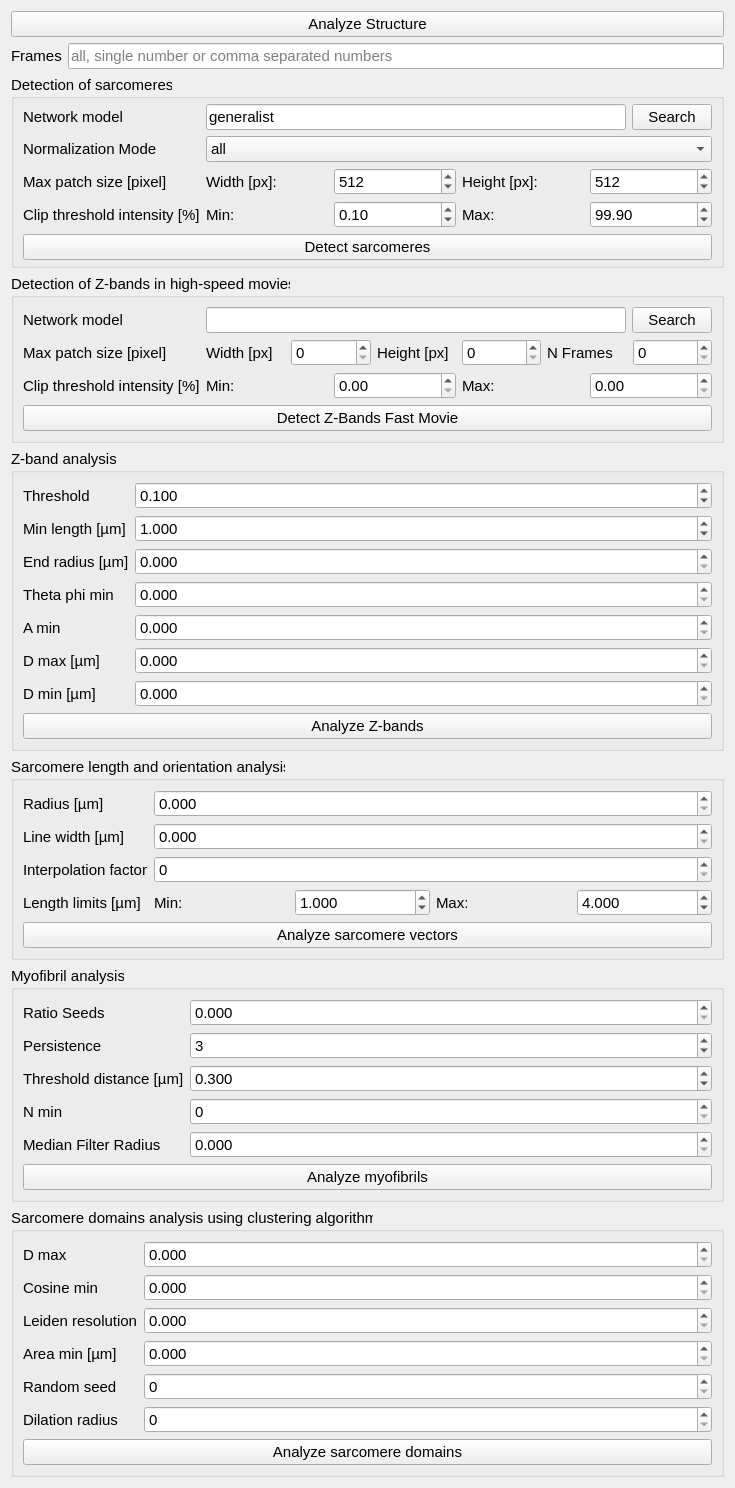
Before: the Qt Designer form sarcasm_app/ui-files/parameters_structure_analysis.ui in danihae/SarcAsM, drawn with Qt 5.
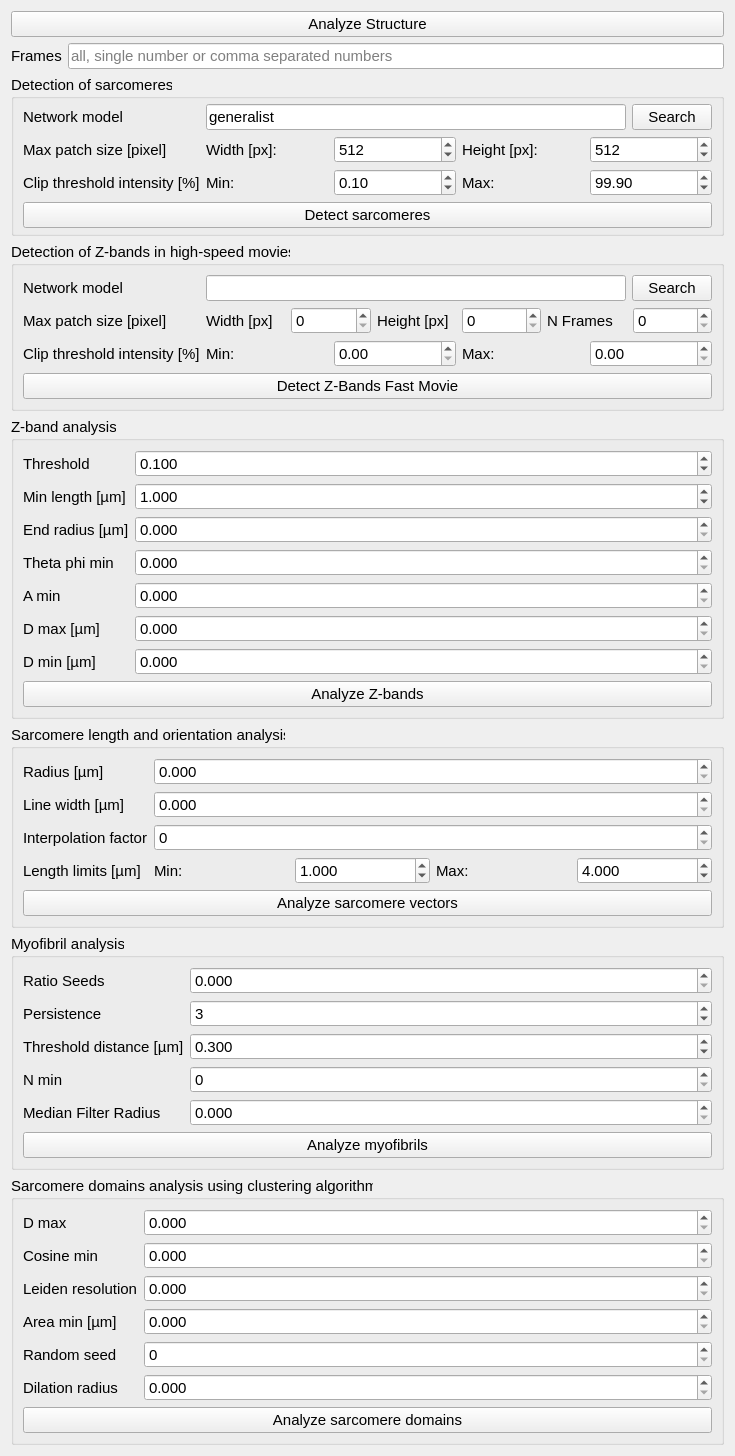
After: the same form once the commit is applied.

Commit message: update ui file remove normalization mode from ui change locale to en_us

Diff of the .ui file:
```diff
--- a/sarcasm_app/ui-files/parameters_structure_analysis.ui
+++ b/sarcasm_app/ui-files/parameters_structure_analysis.ui
@@ -7,7 +7,7 @@
     <x>0</x>
     <y>0</y>
     <width>735</width>
-    <height>1331</height>
+    <height>1380</height>
    </rect>
   </property>
   <property name="windowTitle">
@@ -92,82 +92,6 @@
         </property>
        </widget>
       </item>
-      <item row="4" column="0">
-       <widget class="QLabel" name="label_12">
-        <property name="toolTip">
-         <string>Clip threshold (lower / upper) for intensity normalization.</string>
-        </property>
-        <property name="text">
-         <string>Clip threshold intensity [%]</string>
-        </property>
-       </widget>
-      </item>
-      <item row="4" column="1">
-       <layout class="QHBoxLayout" name="horizontalLayout_3">
-        <item>
-         <widget class="QLabel" name="label_13">
-          <property name="toolTip">
-           <string>Clip threshold (lower / upper) for intensity normalization.</string>
-          </property>
-          <property name="text">
-           <string>Min:</string>
-          </property>
-         </widget>
-        </item>
-        <item>
-         <widget class="QDoubleSpinBox" name="dsb_predict_clip_thresh_min">
-          <property name="toolTip">
-           <string>Clip threshold (lower / upper) for intensity normalization.</string>
-          </property>
-          <property name="decimals">
-           <number>2</number>
-          </property>
-          <property name="maximum">
-           <double>100.000000000000000</double>
-          </property>
-          <property name="value">
-           <double>0.100000000000000</double>
-          </property>
-         </widget>
-        </item>
-        <item>
-         <widget class="QLabel" name="label_14">
-          <property name="toolTip">
-           <string>Clip threshold (lower / upper) for intensity normalization.</string>
-          </property>
-          <property name="text">
-           <string>Max:</string>
-          </property>
-         </widget>
-        </item>
-        <item>
-         <widget class="QDoubleSpinBox" name="dsb_predict_clip_thresh_max">
-          <property name="toolTip">
-           <string>Clip threshold (lower / upper) for intensity normalization.</string>
-          </property>
-          <property name="decimals">
-           <number>2</number>
-          </property>
-          <property name="maximum">
-           <double>100.000000000000000</double>
-          </property>
-          <property name="value">
-           <double>99.900000000000006</double>
-          </property>
-         </widget>
-        </item>
-       </layout>
-      </item>
-      <item row="5" column="0" colspan="2">
-       <widget class="QPushButton" name="btn_structure_predict">
-        <property name="toolTip">
-         <string>execute sarcomere prediction based on the given network</string>
-        </property>
-        <property name="text">
-         <string>Detect sarcomeres</string>
-        </property>
-       </widget>
-      </item>
       <item row="0" column="1">
        <layout class="QHBoxLayout" name="horizontalLayout">
         <item>
@@ -189,7 +113,17 @@
         </item>
        </layout>
       </item>
-      <item row="3" column="1">
+      <item row="2" column="0">
+       <widget class="QLabel" name="label_9">
+        <property name="toolTip">
+         <string>Maximal patch dimensions for convolutional neural network (n_x, n_y).</string>
+        </property>
+        <property name="text">
+         <string>Max patch size [pixel]</string>
+        </property>
+       </widget>
+      </item>
+      <item row="2" column="1">
        <layout class="QHBoxLayout" name="horizontalLayout_2">
         <item>
          <widget class="QLabel" name="label_11">
@@ -246,47 +180,79 @@
        </layout>
       </item>
       <item row="3" column="0">
-       <widget class="QLabel" name="label_9">
+       <widget class="QLabel" name="label_12">
         <property name="toolTip">
          <string>Maximal patch dimensions for convolutional neural network (n_x, n_y).</string>
         </property>
         <property name="text">
-         <string>Max patch size [pixel]</string>
+         <string>Clip threshold intensity [%]</string>
         </property>
        </widget>
       </item>
-      <item row="1" column="0">
-       <widget class="QLabel" name="label_7">
-        <property name="toolTip">
-         <string>Mode for intensity normalization for 3D stacks prior to prediction ('single': each image individually,
-            'all': based on histogram of full stack, 'first': based on histogram of first image in stack). Default is 'all'.</string>
-        </property>
-        <property name="text">
-         <string>Normalization Mode</string>
-        </property>
-       </widget>
-      </item>
-      <item row="1" column="1">
-       <widget class="QComboBox" name="cb_predict_normalization_mode">
-        <property name="toolTip">
-         <string>Mode for intensity normalization for 3D stacks prior to prediction ('single': each image individually,
-            'all': based on histogram of full stack, 'first': based on histogram of first image in stack). Default is 'all'.</string>
-        </property>
+      <item row="3" column="1">
+       <layout class="QHBoxLayout" name="horizontalLayout_3">
         <item>
-         <property name="text">
-          <string>all</string>
-         </property>
+         <widget class="QLabel" name="label_13">
+          <property name="toolTip">
+           <string>Clip threshold (lower / upper) for intensity normalization.</string>
+          </property>
+          <property name="text">
+           <string>Min:</string>
+          </property>
+         </widget>
         </item>
         <item>
-         <property name="text">
-          <string>single</string>
-         </property>
+         <widget class="QDoubleSpinBox" name="dsb_predict_clip_thresh_min">
+          <property name="toolTip">
+           <string>Clip threshold (lower / upper) for intensity normalization.</string>
+          </property>
+          <property name="decimals">
+           <number>2</number>
+          </property>
+          <property name="maximum">
+           <double>100.000000000000000</double>
+          </property>
+          <property name="value">
+           <double>0.100000000000000</double>
+          </property>
+         </widget>
         </item>
         <item>
-         <property name="text">
-          <string>first</string>
-         </property>
+         <widget class="QLabel" name="label_14">
+          <property name="toolTip">
+           <string>Clip threshold (lower / upper) for intensity normalization.</string>
+          </property>
+          <property name="text">
+           <string>Max:</string>
+          </property>
+         </widget>
         </item>
+        <item>
+         <widget class="QDoubleSpinBox" name="dsb_predict_clip_thresh_max">
+          <property name="toolTip">
+           <string>Clip threshold (lower / upper) for intensity normalization.</string>
+          </property>
+          <property name="decimals">
+           <number>2</number>
+          </property>
+          <property name="maximum">
+           <double>100.000000000000000</double>
+          </property>
+          <property name="value">
+           <double>99.900000000000006</double>
+          </property>
+         </widget>
+        </item>
+       </layout>
+      </item>
+      <item row="4" column="0" colspan="2">
+       <widget class="QPushButton" name="btn_structure_predict">
+        <property name="toolTip">
+         <string>execute sarcomere prediction based on the given network</string>
+        </property>
+        <property name="text">
+         <string>Detect sarcomeres</string>
+        </property>
        </widget>
       </item>
      </layout>
@@ -936,12 +902,15 @@
        </widget>
       </item>
       <item row="5" column="1">
-       <widget class="QSpinBox" name="sb_domains_dilation_radius">
+       <widget class="QDoubleSpinBox" name="dsb_domains_dilation_radius">
         <property name="toolTip">
          <string>Dilation radius for refining domain area masks. Defaults to 3.</string>
         </property>
+        <property name="decimals">
+         <number>3</number>
+        </property>
         <property name="maximum">
-         <number>99999999</number>
+         <double>999999999.000000000000000</double>
         </property>
        </widget>
       </item>
```
Left out of the diff: 2 changed lines with no effect on the pictures. The commit also changes 4 other files.
